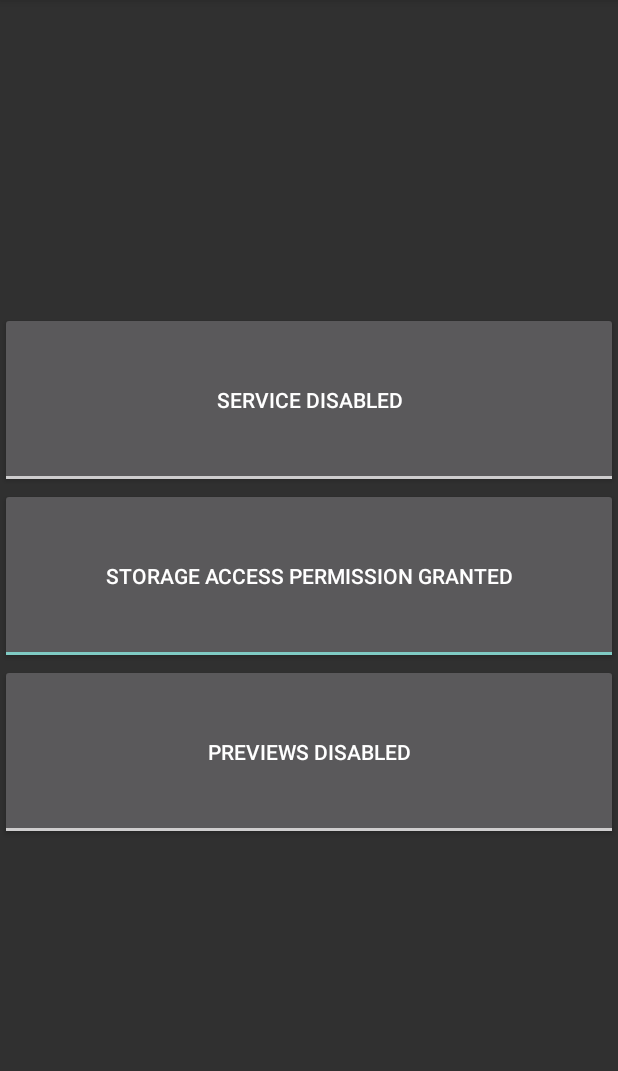
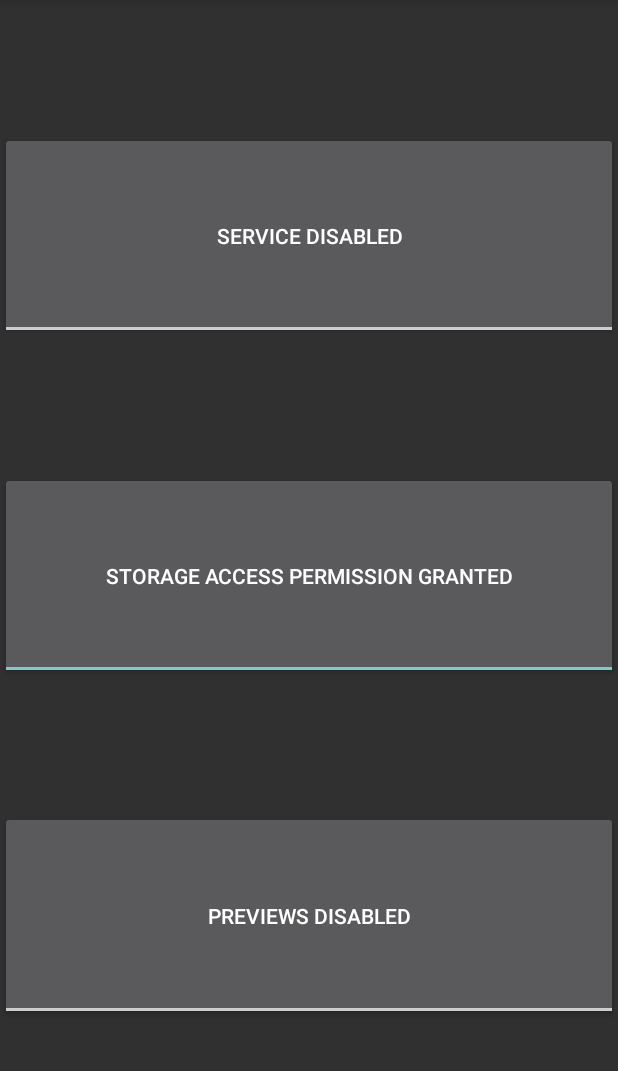
Before and after one commit to rosenpin/screenshot-sharer, an Android app: the screen it shows after launch (MainActivity), on a phone screen of 412 x 824 dp, the part 84-1155 px from its top. Run offline under Robolectric (Android 15) with nearby library versions, the phone set to English and light mode, and no system bars.

Commit message:
Converted to constrain layout

```diff
--- a/app/src/main/res/layout/activity_main.xml
+++ b/app/src/main/res/layout/activity_main.xml
@@ -1,33 +1,46 @@
 <?xml version="1.0" encoding="utf-8"?>
-<LinearLayout xmlns:android="http://schemas.android.com/apk/res/android"
+<android.support.constraint.ConstraintLayout xmlns:android="http://schemas.android.com/apk/res/android"
+    xmlns:app="http://schemas.android.com/apk/res-auto"
+    xmlns:tools="http://schemas.android.com/tools"
     android:layout_width="match_parent"
     android:layout_height="match_parent"
-    android:layout_gravity="center"
-    android:gravity="center"
-    android:orientation="vertical"
-    android:weightSum="9">
+    tools:layout_editor_absoluteX="0dp"
+    tools:layout_editor_absoluteY="81dp">
 
     <ToggleButton
         android:id="@+id/assistant"
-        android:layout_width="match_parent"
-        android:layout_height="wrap_content"
-        android:layout_weight="1"
+        android:layout_width="0dp"
+        android:layout_height="138dp"
         android:textOff="@string/service_disabled"
-        android:textOn="@string/service_enabled" />
+        android:textOn="@string/service_enabled"
+        app:layout_constraintBottom_toTopOf="@+id/storage"
+        app:layout_constraintEnd_toEndOf="parent"
+        app:layout_constraintHorizontal_bias="0.5"
+        app:layout_constraintStart_toStartOf="parent"
+        app:layout_constraintTop_toTopOf="parent" />
 
     <ToggleButton
         android:id="@+id/storage"
-        android:layout_width="match_parent"
-        android:layout_height="wrap_content"
-        android:layout_weight="1"
+        android:layout_width="0dp"
+        android:layout_height="138dp"
         android:textOff="@string/missing_permission_can_t_access_screenshots"
-        android:textOn="@string/storage_access_permission_granted" />
+        android:textOn="@string/storage_access_permission_granted"
+        app:layout_constraintBottom_toTopOf="@+id/preview"
+        app:layout_constraintEnd_toEndOf="parent"
+        app:layout_constraintHorizontal_bias="0.5"
+        app:layout_constraintStart_toStartOf="parent"
+        app:layout_constraintTop_toBottomOf="@+id/assistant" />
 
     <ToggleButton
         android:id="@+id/preview"
-        android:layout_width="match_parent"
-        android:layout_height="wrap_content"
-        android:layout_weight="1"
+        android:layout_width="0dp"
+        android:layout_height="139dp"
         android:textOff="@string/previews_disabled"
-        android:textOn="@string/previews_enabled" />
-</LinearLayout>
+        android:textOn="@string/previews_enabled"
+        app:layout_constraintBottom_toBottomOf="parent"
+        app:layout_constraintEnd_toEndOf="parent"
+        app:layout_constraintHorizontal_bias="0.5"
+        app:layout_constraintStart_toStartOf="parent"
+        app:layout_constraintTop_toBottomOf="@+id/storage" />
+
+</android.support.constraint.ConstraintLayout>
```
